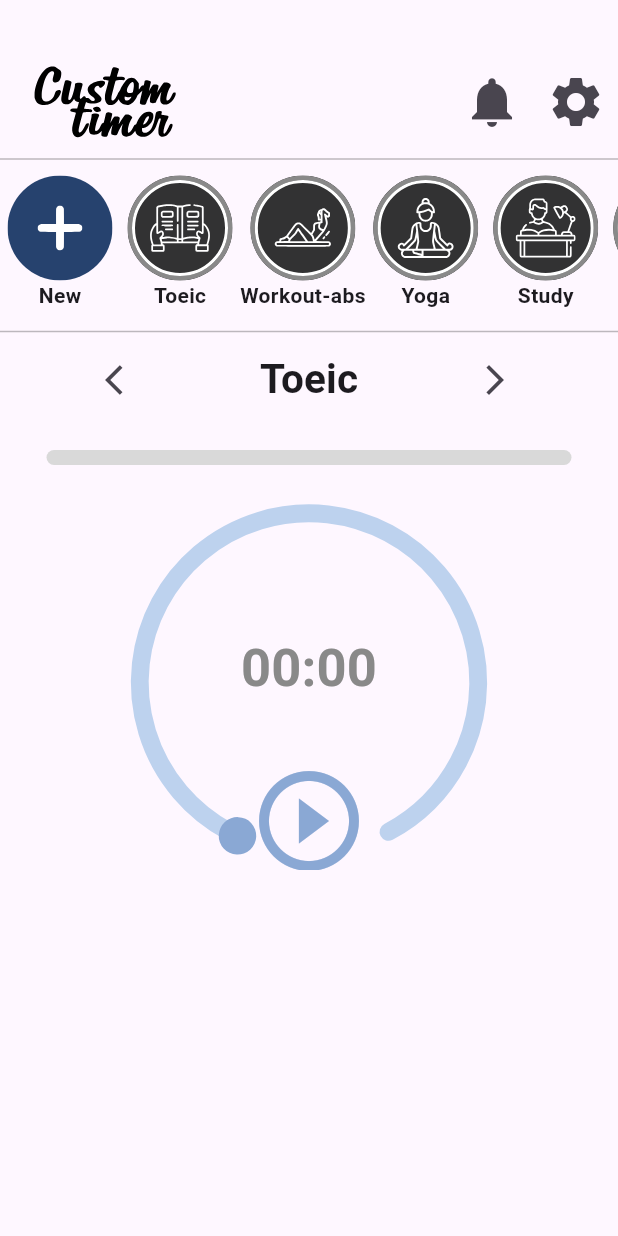
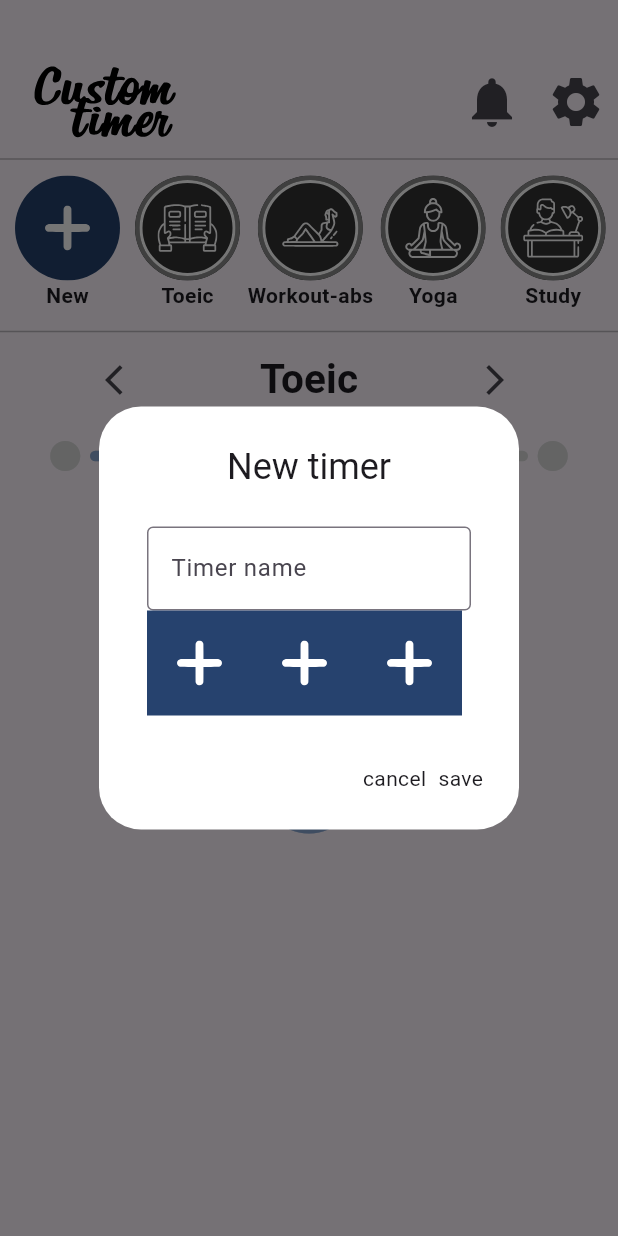
Before and after one commit to younhui97/custom_timer, a Flutter app: the screen it shows after launch, after a tap on an icon or button, on a phone screen of 412 x 824 dp. Run offline on Flutter 3.47's test engine with Material 3 defaults, Android fonts, the phone set to English and light mode, and no system bars; drawn by our look-alikes of syncfusion_flutter_gauges; our stand-ins replace firebase_core, firebase_database, flutter_svg, gradient_borders; accounts and stored records are empty.

Commit message:
20240127

```diff
--- a/lib/ui/colorstyle.dart
+++ b/lib/ui/colorstyle.dart
@@ -4,8 +4,8 @@ class ColorStyles {
   static const Color darkGray = Color(0xff323233);
   static const Color circle = Color(0xFF26426e);
   static const Color timeroff = Color(0xFF898989);
-  static const Color timeron = Color(0xff3f4040);
-  static const Color timerback = Color(0xffbdd2ee);
+  static const Color timeron = Color(0xff23406d);
+  static const Color timerback = Color(0xcdbdd2ee);
   static const Color timerfront = Color(0xff8aa8d4);
   static const Color linebarback = Color(0xffd9d9d9);
 
--- a/lib/ui/textstyle.dart
+++ b/lib/ui/textstyle.dart
@@ -5,4 +5,6 @@ class TextStyles {
   // static const timerTextStyle = TextStyle(height: 2, fontSize: 10,fontWeight: FontWeight.bold,letterSpacing: 0.1);
   static const timerNameTextStyle = TextStyle(height: 2, fontSize: 27,fontWeight: FontWeight.bold,letterSpacing: 0.1);
   static const timerTextStyle = TextStyle(height: 2, fontSize: 35,fontWeight: FontWeight.bold,letterSpacing: 0.1, color: ColorStyles.timeroff);
+  static const maintimerStyle = TextStyle(height: 2, fontSize: 35,fontWeight: FontWeight.bold,letterSpacing: 0.1, color: ColorStyles.darkGray);
+  static const maintimernameStyle = TextStyle(height: 2, fontSize: 25,fontWeight: FontWeight.bold,letterSpacing: 0.1, color: ColorStyles.darkGray);
 }
--- a/lib/ui/view/main_page.dart
+++ b/lib/ui/view/main_page.dart
@@ -93,6 +93,9 @@ class MainPageState extends State<MainPage> {
           mainAxisAlignment: MainAxisAlignment.start,
           crossAxisAlignment: CrossAxisAlignment.center,
           children: [
+            const SizedBox(
+              width: 5,
+            ),
             newTimer(),
             horizontalList(),
           ],
@@ -147,47 +150,83 @@ class MainPageState extends State<MainPage> {
                 ],
               );
             }),
-        const SizedBox(height: 20),
+        Row(
+          mainAxisAlignment: MainAxisAlignment.center,
+          children: [
             SizedBox(
-            width: 350,
+              width: 25,
+              child: IconButton(
+                  onPressed: () {},
+                  icon: const Icon(Icons.circle),
+                  padding: EdgeInsets.zero,
+                  constraints: BoxConstraints(),
+                  color: ColorStyles.linebarback),
+            ),
+            SizedBox(
+              width: 300,
+              child: Row(
+                mainAxisAlignment: MainAxisAlignment.spaceEvenly,
+                children: [
+                  const SizedBox(
+                    width: 100,
                     child: LinearProgressIndicator(
                       borderRadius: BorderRadius.all(Radius.circular(20)),
-              minHeight: 10,
+                      minHeight: 7,
+                      value: 1,
+                      backgroundColor: ColorStyles.linebarback,
+                      color: ColorStyles.timerfront,
+                    ),
+                  ),
+                  SizedBox(
+                    width: 70,
+                    child: LinearProgressIndicator(
+                      borderRadius: BorderRadius.all(Radius.circular(20)),
+                      minHeight: 7,
                       value: _counter.toDouble() / 100,
                       backgroundColor: ColorStyles.linebarback,
                       color: ColorStyles.timerfront,
-            )
-            // SfLinearGauge(
-            //   showLabels: false,
-            //   showTicks: false,
-            //   axisTrackStyle: const LinearAxisTrackStyle(
-            //       thickness: 10
-            //   ),
-            //   ranges: const [
-            //     LinearGaugeRange(
-            //       startWidth: 10,
-            //       endWidth: 10,
-            //       startValue: 0,
-            //       endValue: 50,
-            //       color: Colors.green,
-            //     ),
-            //     LinearGaugeRange(
-            //       startWidth: 10,
-            //       endWidth: 10,
-            //       startValue: 50,
-            //       endValue: 100,
-            //       color: Colors.red,
-            //     ),
-            //   ],
-            // ),
                     ),
-        const SizedBox(height: 20),
+                  ),
+                  const SizedBox(
+                    width: 50,
+                    child: LinearProgressIndicator(
+                      borderRadius: BorderRadius.all(Radius.circular(20)),
+                      minHeight: 7,
+                      value: 0,
+                      backgroundColor: ColorStyles.linebarback,
+                      color: ColorStyles.timerfront,
+                    ),
+                  ),
+                  const SizedBox(
+                    width: 60,
+                    child: LinearProgressIndicator(
+                      borderRadius: BorderRadius.all(Radius.circular(20)),
+                      minHeight: 7,
+                      value: 0,
+                      backgroundColor: ColorStyles.linebarback,
+                      color: ColorStyles.timerfront,
+                    ),
+                  ),
+                ],
+              ),
+            ),
+            SizedBox(
+              width: 25,
+              child: IconButton(
+                  onPressed: () {},
+                  icon: const Icon(Icons.circle),
+                  padding: EdgeInsets.zero,
+                  constraints: BoxConstraints(),
+                  color: ColorStyles.linebarback),
+            ),
+          ],
+        ),
         Stack(
           alignment: Alignment.center,
           children: [
             SizedBox(
-              width: 250,
-              height: 250,
+              width: 230,
+              height: 230,
               child: SfRadialGauge(axes: <RadialAxis>[
                 RadialAxis(
                   pointers: <GaugePointer>[
@@ -199,12 +238,13 @@ class MainPageState extends State<MainPage> {
                       color: ColorStyles.timerfront,
                     ),
                     MarkerPointer(
-                      markerHeight: 25,
-                      markerWidth: 25,
-                      value: _counter.toDouble(),
+                      markerHeight: 20,
+                      markerWidth: 20,
+                      value: _counter.toDouble() + 1.85,
                       markerType: MarkerType.circle,
                       color: ColorStyles.timerfront,
-                      enableDragging: true,
+                      enableDragging: false,
+                      enableAnimation: true,
                     )
                   ],
                   startAngle: 115,
@@ -223,27 +263,29 @@ class MainPageState extends State<MainPage> {
                 )
               ]),
             ),
-            // SizedBox(
-            //   width: 200,
-            //   height: 200,
-            //   child: CircularProgressIndicator(
-            //     value: _isTimerRunning ? _counter / 60.0 : 0.0,
-            //     strokeWidth: 10.0,
-            //     backgroundColor: ColorStyles.timerback,
-            //     valueColor:
-            //         const AlwaysStoppedAnimation<Color>(ColorStyles.timerfront),
-            //   ),
-            // ),
+            ValueListenableBuilder(
+                valueListenable: selectedTimerIndexNotifier,
+                builder: (_, int _selectedIndex, __) {
+                  return Positioned(
+                      top: 65,
+                      child: SizedBox(
+                          height: 50,
+                          child: Text(
+                            _timerLista[int.parse(_selectedIndex.toString())]
+                                .name,
+                            style: TextStyles.maintimernameStyle,
+                          )));
+                }),
             Positioned(
-                top: 80,
+                top: 85,
                 child: SizedBox(
                     height: 50,
                     child: Text(
                       formattedTime,
-                      style: TextStyles.timerTextStyle,
+                      style: TextStyles.maintimerStyle,
                     ))),
             Positioned(
-                bottom: -15.0,
+                bottom: -12.0,
                 child: Container(
                     alignment: Alignment.bottomCenter,
                     child: IconButton(
@@ -269,7 +311,7 @@ class MainPageState extends State<MainPage> {
                         _isTimerRunning
                             ? Icons.pause_circle_outline
                             : Icons.play_circle_outline,
-                        size: 80.0,
+                        size: 75.0,
                         color: ColorStyles.timerfront,
                       ),
                     ))),
@@ -281,7 +323,7 @@ class MainPageState extends State<MainPage> {
 
   Widget horizontalList() {
     return SizedBox(
-      width: MediaQuery.of(context).size.width - 80,
+      width: MediaQuery.of(context).size.width - 85,
       height: 100,
       child: ValueListenableBuilder(
           valueListenable: timeListNotifier,
@@ -295,45 +337,6 @@ class MainPageState extends State<MainPage> {
             );
           }),
     );
-  }
-
-  Widget newTimer() {
-    return ValueListenableBuilder(
-        valueListenable: timeListNotifier,
-        builder: (_, timerl, __) {
-          return SizedBox(
-              height: 100,
-              child: Column(
-                children: [
-                  Padding(
-                    padding: const EdgeInsets.fromLTRB(5, 1, 5, 0),
-                    child: InkWell(
-                      onTap: () {
-                        readData();
-                        timeListNotifier.value = List.from(
-                            timeListNotifier.value
-                              ..add(MyTimer(
-                                  imagSrcPath: 'assets/icons/book.svg',
-                                  name: 'Toeic',
-                                  bd: EtcStyles().offBoxDecoration)));
-                      },
-                      child: ClipOval(
-                        child: Container(
-                            height: 70,
-                            width: 70,
-                            padding: const EdgeInsets.all(20),
-                            color: ColorStyles.circle,
-                            child: getSVGImage('assets/icons/plus.svg')),
-                      ),
-                    ),
-                  ),
-                  const Text(
-                    'New',
-                    style: TextStyle(fontWeight: FontWeight.bold),
-                  )
-                ],
-              ));
-        });
   }
 
   Widget horizontalListCell(MyTimer timer) {
@@ -399,6 +402,43 @@ class MainPageState extends State<MainPage> {
     );
   }
 
+  Widget newTimer() {
+    return ValueListenableBuilder(
+        valueListenable: timeListNotifier,
+        builder: (_, timerl, __) {
+          return SizedBox(
+              height: 100,
+              child: Column(
+                children: [
+                  Padding(
+                    padding: const EdgeInsets.fromLTRB(5, 1, 5, 0),
+                    child: InkWell(
+                      onTap: () {
+                        showDialog(
+                            context: context,
+                            builder: (BuildContext context) {
+                              return makeNew();
+                            });
+                      },
+                      child: ClipOval(
+                        child: Container(
+                            height: 70,
+                            width: 70,
+                            padding: const EdgeInsets.all(20),
+                            color: ColorStyles.circle,
+                            child: getSVGImage('assets/icons/plus.svg')),
+                      ),
+                    ),
+                  ),
+                  const Text(
+                    'New',
+                    style: TextStyle(fontWeight: FontWeight.bold),
+                  )
+                ],
+              ));
+        });
+  }
+
   Widget getSVGImage(String assetName) {
     final Widget timerIcons = SvgPicture.asset(assetName,
         colorFilter: const ColorFilter.mode(Colors.white, BlendMode.srcIn));
@@ -426,6 +466,16 @@ class MainPageState extends State<MainPage> {
     );
   }
 
+  Widget timerSlots() {
+    return LinearProgressIndicator(
+      borderRadius: BorderRadius.all(Radius.circular(20)),
+      minHeight: 10,
+      value: _counter.toDouble() / 100,
+      backgroundColor: ColorStyles.linebarback,
+      color: ColorStyles.timerfront,
+    );
+  }
+
   String _formatTime(int seconds) {
     int minutes = seconds ~/ 60;
     int remainingSeconds = seconds % 60;
@@ -443,4 +493,77 @@ class MainPageState extends State<MainPage> {
     _timer.cancel();
     super.dispose();
   }
+
+  Widget makeNew() {
+    return AlertDialog(
+      backgroundColor: Colors.white,
+      scrollable: true,
+      title: Text(
+        'New timer',
+        textAlign: TextAlign.center,
+      ),
+      content: Padding(
+        padding: const EdgeInsets.all(8.0),
+        child: Form(
+          child: Column(
+            children: [
+              TextFormField(
+                decoration: InputDecoration(
+                  border: OutlineInputBorder(),
+                  labelText: 'Timer name',
+                ),
+              ),
+              Row(children: [
+                InkWell(
+                  child: Container(
+                      height: 70,
+                      width: 70,
+                      padding: const EdgeInsets.all(20),
+                      color: ColorStyles.circle,
+                      child: getSVGImage('assets/icons/plus.svg')),
+                  onTap: () {
+                    print("printing");
+                  },
+                ),
+                InkWell(
+                  child: Container(
+                      height: 70,
+                      width: 70,
+                      padding: const EdgeInsets.all(20),
+                      color: ColorStyles.circle,
+                      child: getSVGImage('assets/icons/plus.svg')),
+                  onTap: () {
+                    print("printing");
+                  },
+                ),
+                InkWell(
+                  child: Container(
+                      height: 70,
+                      width: 70,
+                      padding: const EdgeInsets.all(20),
+                      color: ColorStyles.circle,
+                      child: getSVGImage('assets/icons/plus.svg')),
+                  onTap: () {
+                    print("printing");
+                  },
+                ),
+              ],)
+            ],
+          ),
+        ),
+      ),
+      actions: [
+        InkWell(
+            child: Text("cancel"),
+            onTap: () {
+              // your code
+            }),
+        InkWell(
+            child: Text("save"),
+            onTap: () {
+              // your code
+            })
+      ],
+    );
   }
+}
```
Also changed, not shown: 3 other files. Lines whose indentation alone changed are shown as unchanged.
